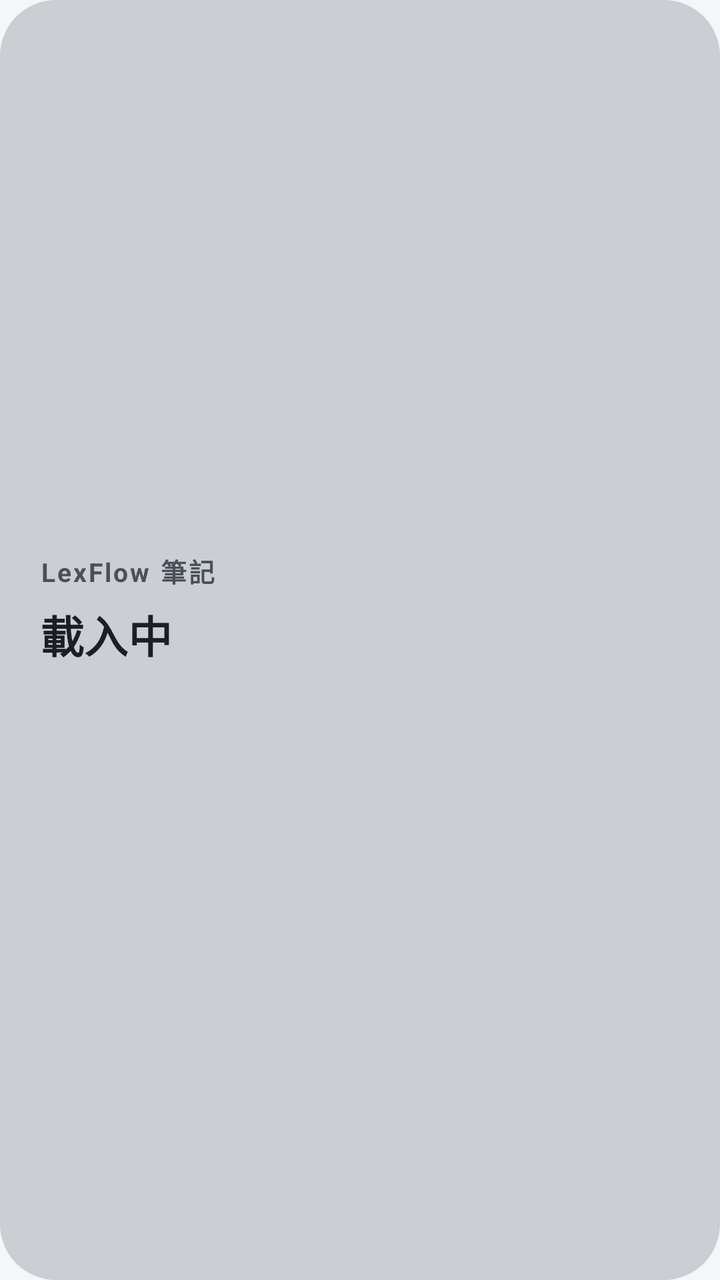
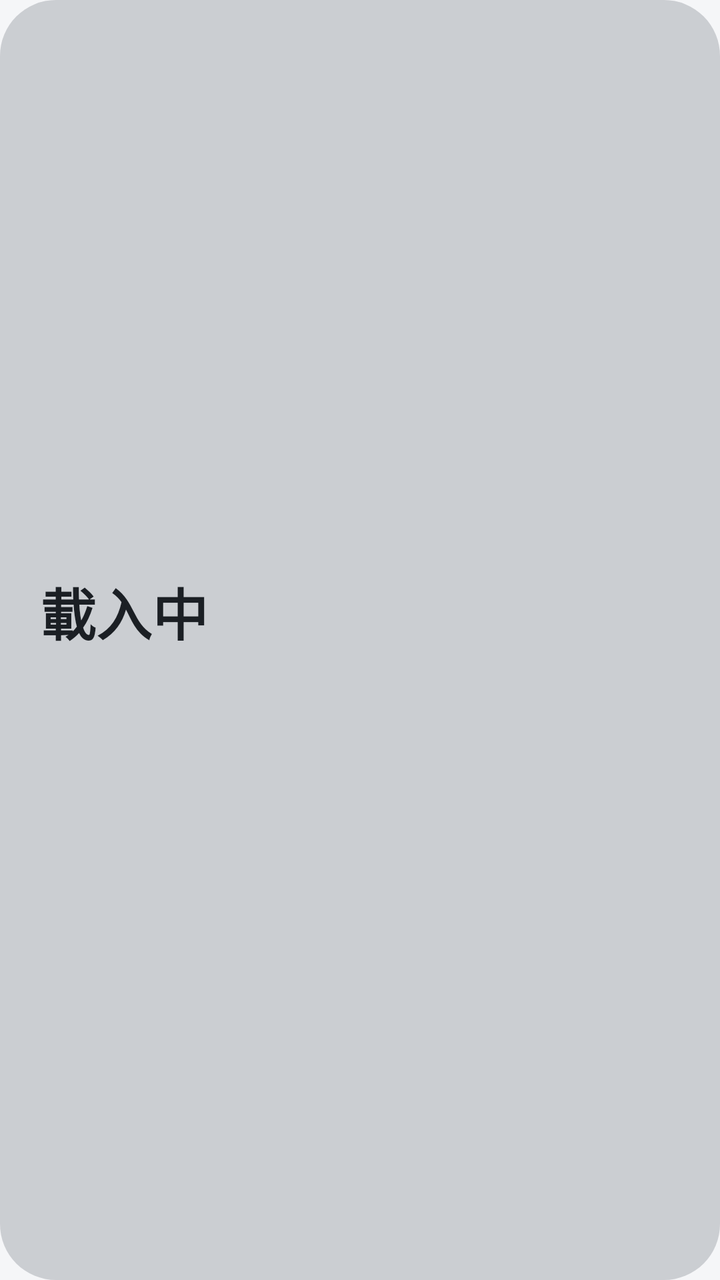

Compare the two renders of this Android layout. The source of the first and the diff that turns it into the second are given below.
<!-- AndroidManifest.xml: application theme AppTheme -->
<!-- res/layout/widget.xml -->
<?xml version="1.0" encoding="utf-8"?>
<LinearLayout xmlns:android="http://schemas.android.com/apk/res/android"
    android:id="@+id/w_root"
    android:layout_width="match_parent"
    android:layout_height="match_parent"
    android:background="@drawable/widget_bg"
    android:gravity="center_vertical"
    android:orientation="vertical"
    android:paddingStart="20dp"
    android:paddingTop="18dp"
    android:paddingEnd="20dp"
    android:paddingBottom="18dp">

    <TextView
        android:id="@+id/w_type"
        android:layout_width="wrap_content"
        android:layout_height="wrap_content"
        android:letterSpacing="0.08"
        android:text="@string/app_name"
        android:textColor="@color/widget_label"
        android:textSize="13sp"
        android:textStyle="bold" />

    <TextView
        android:id="@+id/w_title"
        android:layout_width="match_parent"
        android:layout_height="wrap_content"
        android:layout_marginTop="6dp"
        android:ellipsize="end"
        android:maxLines="2"
        android:text="@string/loading"
        android:textColor="@color/fg"
        android:textSize="22sp"
        android:textStyle="bold" />

    <TextView
        android:id="@+id/w_core"
        android:layout_width="match_parent"
        android:layout_height="wrap_content"
        android:layout_marginTop="8dp"
        android:ellipsize="end"
        android:lineSpacingMultiplier="1.2"
        android:maxLines="5"
        android:textColor="@color/fg_soft"
        android:textSize="17sp" />
</LinearLayout>
<!-- resources referenced by this layout -->
<resources>
  <color name="fg">#1B1F24</color>
  <color name="fg_soft">#2F3640</color>
  <color name="widget_label">#4A505A</color>
  <!-- drawable widget_bg (drawable) -->
  <?xml version="1.0" encoding="utf-8"?>
  <shape xmlns:android="http://schemas.android.com/apk/res/android" android:shape="rectangle">
      <solid android:color="@color/widget_bg" />
      <corners android:radius="28dp" />
  </shape>
  <string name="app_name">LexFlow 筆記</string>
  <string name="loading">載入中</string>
  <style name="AppTheme" parent="android:Theme.Material.Light.NoActionBar">
          <item name="android:windowBackground">@color/bg</item>
          <item name="android:statusBarColor">@color/bg</item>
          <item name="android:navigationBarColor">@color/bg</item>
          <item name="android:windowLightStatusBar">true</item>
          <item name="android:windowLightNavigationBar">true</item>
          <item name="android:colorAccent">@color/accent</item>
      </style>
  <color name="widget_bg">#DCC6C8CD</color>
  <color name="bg">#F5F6F8</color>
  <color name="accent">#3A3F47</color>
</resources>

<!-- the commit's change to res/layout/widget.xml (unified diff, before → after) -->
@@ -4,43 +4,36 @@
     android:layout_width="match_parent"
     android:layout_height="match_parent"
     android:background="@drawable/widget_bg"
-    android:gravity="center_vertical"
     android:orientation="vertical"
     android:paddingStart="20dp"
-    android:paddingTop="18dp"
+    android:paddingTop="16dp"
     android:paddingEnd="20dp"
     android:paddingBottom="18dp">
 
     <TextView
-        android:id="@+id/w_type"
-        android:layout_width="wrap_content"
-        android:layout_height="wrap_content"
-        android:letterSpacing="0.08"
-        android:text="@string/app_name"
-        android:textColor="@color/widget_label"
-        android:textSize="13sp"
-        android:textStyle="bold" />
-
-    <TextView
         android:id="@+id/w_title"
         android:layout_width="match_parent"
-        android:layout_height="wrap_content"
-        android:layout_marginTop="6dp"
+        android:layout_height="0dp"
+        android:layout_weight="1"
+        android:autoSizeMaxTextSize="28sp"
+        android:autoSizeMinTextSize="16sp"
+        android:autoSizeStepGranularity="1sp"
+        android:autoSizeTextType="uniform"
         android:ellipsize="end"
-        android:maxLines="2"
+        android:gravity="center_vertical"
+        android:maxLines="3"
         android:text="@string/loading"
         android:textColor="@color/fg"
-        android:textSize="22sp"
         android:textStyle="bold" />
 
     <TextView
         android:id="@+id/w_core"
         android:layout_width="match_parent"
         android:layout_height="wrap_content"
-        android:layout_marginTop="8dp"
+        android:layout_marginTop="6dp"
         android:ellipsize="end"
         android:lineSpacingMultiplier="1.2"
-        android:maxLines="5"
+        android:maxLines="4"
         android:textColor="@color/fg_soft"
-        android:textSize="17sp" />
+        android:textSize="15sp" />
 </LinearLayout>
<!-- resource entries referenced after the edit -->
@@ -2,14 +2,12 @@
 <resources>
   <color name="fg">#1B1F24</color>
   <color name="fg_soft">#2F3640</color>
-  <color name="widget_label">#4A505A</color>
   <!-- drawable widget_bg (drawable) -->
   <?xml version="1.0" encoding="utf-8"?>
   <shape xmlns:android="http://schemas.android.com/apk/res/android" android:shape="rectangle">
       <solid android:color="@color/widget_bg" />
       <corners android:radius="28dp" />
   </shape>
-  <string name="app_name">LexFlow 筆記</string>
   <string name="loading">載入中</string>
   <style name="AppTheme" parent="android:Theme.Material.Light.NoActionBar">
           <item name="android:windowBackground">@color/bg</item>
